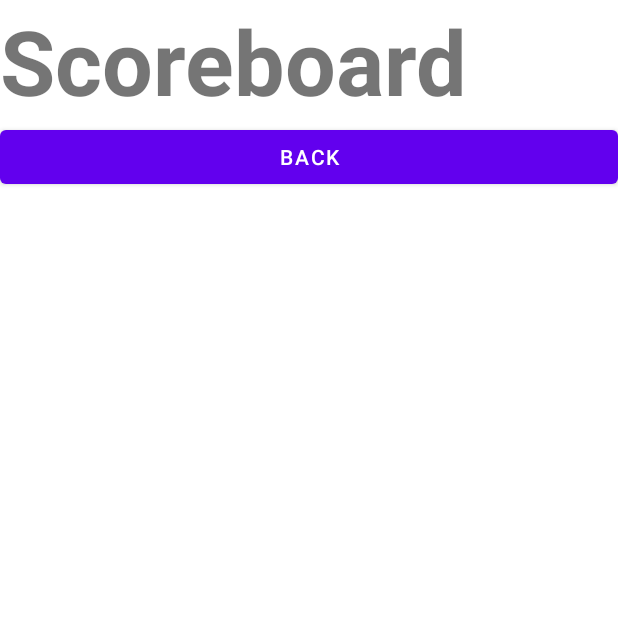
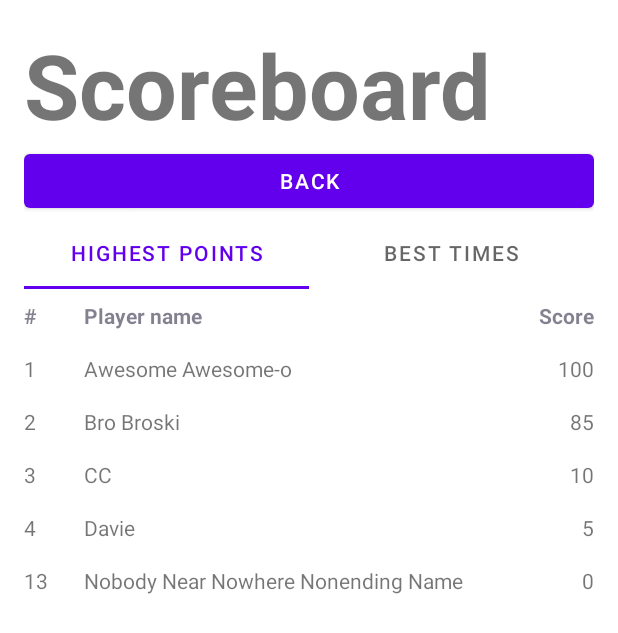
Before and after one commit to vmdamian/sudoku, an Android app: the Scoreboard screen opened through its navigation route, on a phone screen of 412 x 824 dp. Shown: the top 633 px of the screen. Run offline under Robolectric (Android 15) with nearby library versions, the phone set to English and light mode, and no system bars; our stand-ins replace data binding.

Commit message:
Add mock Scoreboard with RecyclerView

```diff
--- a/app/src/main/java/com/example/sudoku/Scoreboard.kt
+++ b/app/src/main/java/com/example/sudoku/Scoreboard.kt
@@ -1,12 +1,15 @@
 package com.example.sudoku
 
 import android.os.Bundle
-import androidx.fragment.app.Fragment
 import android.view.LayoutInflater
 import android.view.View
 import android.view.ViewGroup
+import android.widget.LinearLayout
 import androidx.databinding.DataBindingUtil
+import androidx.fragment.app.Fragment
 import androidx.navigation.fragment.findNavController
+import androidx.recyclerview.widget.LinearLayoutManager
+import androidx.recyclerview.widget.RecyclerView
 import com.example.sudoku.databinding.FragmentScoreboardBinding
 
 class Scoreboard : Fragment() {
@@ -21,7 +24,28 @@
         binding.buttonBackScoreboard.setOnClickListener {
             findNavController().navigate(R.id.action_scoreboard_to_mainMenu)
         }
+        setupRecyclerView(binding)
 
         return binding.root
     }
+
+    private fun setupRecyclerView(binding: FragmentScoreboardBinding) {
+        val recyclerView = binding.root.findViewById<RecyclerView>(R.id.recycler_view_scoreboard)
+        val layoutManager = binding.root.findViewById<LinearLayout>(R.id.layout_manager_recycler_scoreboard)
+        recyclerView.layoutManager = LinearLayoutManager(layoutManager.context)
+        val adapter = ScoreboardViewAdapter(getHighScoresDataset())
+        recyclerView.adapter = adapter
+    }
+
+    private fun getHighScoresDataset(): List<ScoreboardEntryModel> {
+        return listOf(
+            ScoreboardEntryModel("#", "Player name", "Score"),
+            ScoreboardEntryModel("1", "Awesome Awesome-o", "100"),
+            ScoreboardEntryModel("2", "Bro Broski", "85"),
+            ScoreboardEntryModel("3", "CC", "10"),
+            ScoreboardEntryModel("4", "Davie", "5"),
+            ScoreboardEntryModel("13", "Nobody Near Nowhere Nonending Name", "0"),
+
+        )
+    }
 }
--- /dev/null
+++ b/app/src/main/java/com/example/sudoku/ScoreboardEntryModel.kt
@@ -0,0 +1,4 @@
+package com.example.sudoku
+
+data class ScoreboardEntryModel(val rank: String, val playerName: String, val score: String) {
+}
--- /dev/null
+++ b/app/src/main/java/com/example/sudoku/ScoreboardViewAdapter.kt
@@ -0,0 +1,62 @@
+package com.example.sudoku
+
+import android.annotation.SuppressLint
+import android.graphics.Typeface.BOLD
+import android.view.LayoutInflater
+import android.view.View
+import android.view.ViewGroup
+import android.widget.TableRow
+import android.widget.TextView
+import androidx.annotation.ColorInt
+import androidx.core.content.ContextCompat
+import androidx.recyclerview.widget.RecyclerView
+
+class ScoreboardViewAdapter(private val dataSet: List<ScoreboardEntryModel>) :
+    RecyclerView.Adapter<ScoreboardViewAdapter.ViewHolder>() {
+
+    /**
+     * Provide a reference to the type of views that you are using
+     * (custom ViewHolder).
+     */
+    class ViewHolder(view: View) : RecyclerView.ViewHolder(view) {
+        val tableRow: TableRow = view.findViewById(R.id.scoreboard_table_row)
+        val rankView: TextView = view.findViewById(R.id.scoreboard_table_rank)
+        val playerNameView: TextView = view.findViewById(R.id.scoreboard_table_player_name)
+        val scoreView: TextView = view.findViewById(R.id.scoreboard_table_score)
+    }
+
+    // Create new views (invoked by the layout manager)
+    override fun onCreateViewHolder(viewGroup: ViewGroup, viewType: Int): ViewHolder {
+        // Create a new view, which defines the UI of the list item
+        val view = LayoutInflater.from(viewGroup.context)
+            .inflate(R.layout.scoreboard_row_item, viewGroup, false)
+
+        return ViewHolder(view)
+    }
+
+    // Replace the contents of a view (invoked by the layout manager)
+    override fun onBindViewHolder(viewHolder: ViewHolder, position: Int) {
+        if (position == 0) {
+            setupHeaderRow(viewHolder)
+        }
+        viewHolder.rankView.text = dataSet[position].rank
+        viewHolder.playerNameView.text = dataSet[position].playerName
+        viewHolder.scoreView.text = dataSet[position].score
+    }
+
+    private fun setupHeaderRow(viewHolder: ViewHolder) {
+        applyHeaderStyle(viewHolder.rankView)
+        applyHeaderStyle(viewHolder.playerNameView)
+        applyHeaderStyle(viewHolder.scoreView)
+    }
+
+    @SuppressLint("ResourceAsColor")
+    private fun applyHeaderStyle(textView: TextView) {
+        textView.setTextColor(R.color.purple_500)
+        textView.setTypeface(null, BOLD)
+    }
+
+    // Return the size of your dataset (invoked by the layout manager)
+    override fun getItemCount() = dataSet.size
+
+}
--- a/app/src/main/res/layout/fragment_scoreboard.xml
+++ b/app/src/main/res/layout/fragment_scoreboard.xml
@@ -1,9 +1,10 @@
 <?xml version="1.0" encoding="utf-8"?>
-<layout>
-<FrameLayout xmlns:android="http://schemas.android.com/apk/res/android"
-    xmlns:tools="http://schemas.android.com/tools"
+<layout xmlns:tools="http://schemas.android.com/tools"
+    xmlns:android="http://schemas.android.com/apk/res/android">
+<FrameLayout
     android:layout_width="match_parent"
     android:layout_height="match_parent"
+    android:layout_margin="16dp"
     tools:context=".Scoreboard">
 
     <!-- TODO: Update blank fragment layout -->
@@ -26,7 +27,38 @@
             android:layout_width="match_parent"
             android:layout_height="wrap_content"
             android:text="@string/back_button_text" />
+
+        <com.google.android.material.tabs.TabLayout
+            android:layout_width="match_parent"
+            android:layout_height="wrap_content">
+
+            <com.google.android.material.tabs.TabItem
+                android:layout_width="wrap_content"
+                android:layout_height="wrap_content"
+                android:text="@string/scoreboard_highest_points" />
+
+            <com.google.android.material.tabs.TabItem
+                android:layout_width="wrap_content"
+                android:layout_height="wrap_content"
+                android:text="@string/scoreboard_best_times" />
+
+        </com.google.android.material.tabs.TabLayout>
+
+        <LinearLayout
+            android:id="@+id/layout_manager_recycler_scoreboard"
+            android:layout_width="match_parent"
+            android:layout_height="match_parent">
+
+            <androidx.recyclerview.widget.RecyclerView
+                android:id="@+id/recycler_view_scoreboard"
+                tools:listitem="@layout/scoreboard_row_item"
+                android:layout_width="match_parent"
+                android:layout_height="wrap_content" />
+        </LinearLayout>
+
+
     </LinearLayout>
 
 </FrameLayout>
+
 </layout>
--- /dev/null
+++ b/app/src/main/res/layout/scoreboard_row_item.xml
@@ -0,0 +1,43 @@
+<?xml version="1.0" encoding="utf-8"?>
+<FrameLayout xmlns:android="http://schemas.android.com/apk/res/android"
+    xmlns:tools="http://schemas.android.com/tools"
+    android:layout_width="match_parent"
+    android:layout_height="wrap_content"
+    android:gravity="center_vertical">
+
+    <TableLayout
+        android:layout_width="match_parent"
+        android:layout_height="match_parent"
+        android:orientation="horizontal"
+        android:stretchColumns="2"
+        android:gravity="center"
+        tools:ignore="UselessParent">
+
+        <TableRow
+            android:id="@+id/scoreboard_table_row"
+            android:layout_marginVertical="8dp"
+            android:layout_width="0dp">
+            <TextView
+                android:id="@+id/scoreboard_table_rank"
+                android:layout_height="wrap_content"
+                android:layout_width="32dp"
+                android:layout_gravity="start"
+                android:text="@string/default_scoreboard_text"
+                />
+
+            <TextView
+                android:id="@+id/scoreboard_table_player_name"
+                android:layout_marginStart="8dp"
+                android:layout_height="match_parent"
+                android:text="@string/default_scoreboard_text" />
+
+            <TextView
+                android:id="@+id/scoreboard_table_score"
+                android:layout_height="match_parent"
+                android:layout_gravity="end"
+                android:layout_width="64dp"
+                android:text="@string/default_scoreboard_text" />
+        </TableRow>
+    </TableLayout>
+
+</FrameLayout>
--- a/app/src/main/res/values/strings.xml
+++ b/app/src/main/res/values/strings.xml
@@ -18,4 +18,8 @@
     <string name="dark_mode_setting">Dark Mode</string>
     <string name="volume_setting">Music Volume</string>
     <string name="default_volume_text">100</string>
+    // Scoreboard.
+    <string name="scoreboard_highest_points">Highest Points</string>
+    <string name="scoreboard_best_times">Best Times</string>
+    <string name="default_scoreboard_text">No player yet</string>
 </resources>
```
